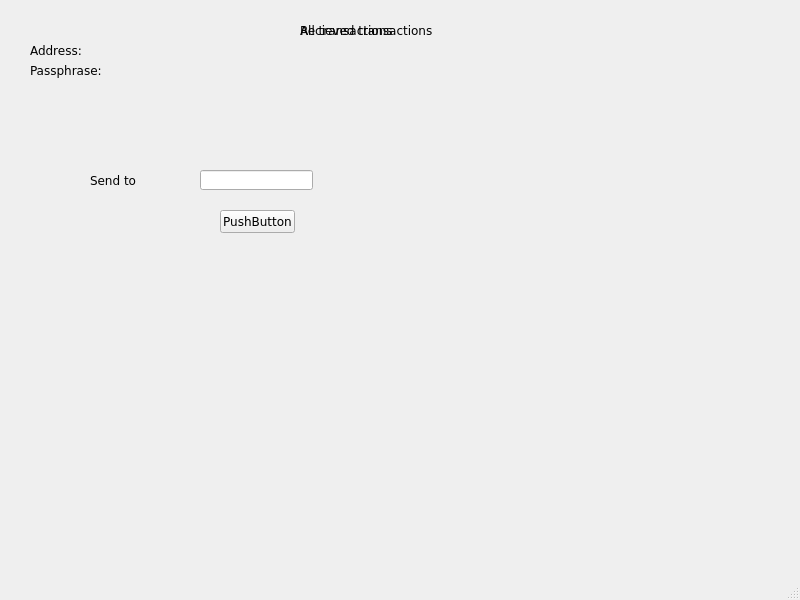
This is client/gui/mainwindow.ui in TemplateName56/Blockchain_Wallet as Qt 5 draws it before an edit. The edited form follows.
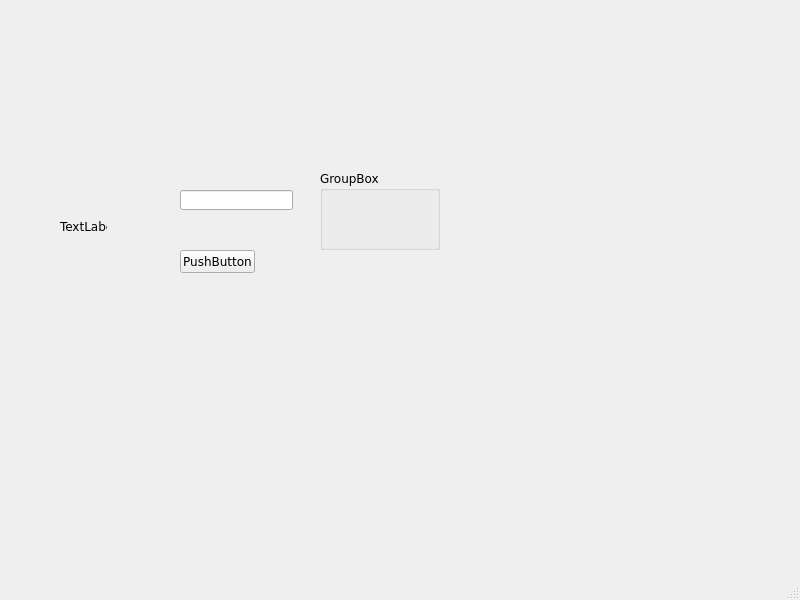
This is the edited form. The open tabs and pages were chosen to show the change.

What changed in the file:
```diff
--- a/client/gui/mainwindow.ui
+++ b/client/gui/mainwindow.ui
@@ -19,10 +19,7 @@
    <string>MainWindow</string>
   </property>
   <widget class="QWidget" name="centralwidget">
-   <widget class="QWidget" name="sendWidget" native="true">
-    <property name="enabled">
-     <bool>true</bool>
-    </property>
+   <widget class="QStackedWidget" name="stackedWidget">
     <property name="geometry">
      <rect>
       <x>0</x>
@@ -31,101 +28,12 @@
       <height>600</height>
      </rect>
     </property>
-    <widget class="QLineEdit" name="lineEdit">
-     <property name="geometry">
-      <rect>
-       <x>200</x>
-       <y>170</y>
-       <width>113</width>
-       <height>20</height>
-      </rect>
-     </property>
-     <property name="text">
-      <string/>
-     </property>
-    </widget>
-    <widget class="QPushButton" name="pushButton">
-     <property name="geometry">
-      <rect>
-       <x>220</x>
-       <y>210</y>
-       <width>75</width>
-       <height>23</height>
-      </rect>
-     </property>
-     <property name="text">
-      <string>PushButton</string>
-     </property>
-    </widget>
-    <widget class="QLabel" name="label">
-     <property name="geometry">
-      <rect>
-       <x>90</x>
-       <y>170</y>
-       <width>60</width>
-       <height>20</height>
-      </rect>
-     </property>
-     <property name="text">
-      <string>Send to</string>
-     </property>
-    </widget>
-   </widget>
-   <widget class="QWidget" name="mainWidget" native="true">
-    <property name="enabled">
-     <bool>true</bool>
-    </property>
-    <property name="geometry">
-     <rect>
-      <x>0</x>
-      <y>0</y>
-      <width>800</width>
-      <height>600</height>
-     </rect>
-    </property>
-    <widget class="QLabel" name="addresslabel">
-     <property name="geometry">
-      <rect>
-       <x>30</x>
-       <y>40</y>
-       <width>60</width>
-       <height>20</height>
-      </rect>
-     </property>
-     <property name="sizePolicy">
-      <sizepolicy hsizetype="Fixed" vsizetype="Fixed">
-       <horstretch>0</horstretch>
-       <verstretch>0</verstretch>
-      </sizepolicy>
-     </property>
-     <property name="text">
-      <string>Address:</string>
-     </property>
-    </widget>
-    <widget class="QLabel" name="walletAddressLabel">
-     <property name="geometry">
-      <rect>
-       <x>100</x>
-       <y>40</y>
-       <width>250</width>
-       <height>20</height>
-      </rect>
-     </property>
-     <property name="sizePolicy">
-      <sizepolicy hsizetype="Fixed" vsizetype="Fixed">
-       <horstretch>0</horstretch>
-       <verstretch>0</verstretch>
-      </sizepolicy>
-     </property>
-     <property name="text">
-      <string/>
-     </property>
-    </widget>
+    <widget class="QWidget" name="mainWidget">
     <widget class="QLabel" name="keylabel">
      <property name="geometry">
       <rect>
-       <x>30</x>
-       <y>60</y>
+        <x>20</x>
+        <y>40</y>
        <width>100</width>
        <height>20</height>
       </rect>
@@ -134,11 +42,30 @@
       <string>Passphrase:</string>
      </property>
     </widget>
+     <widget class="QLabel" name="walletAddressLabel">
+      <property name="geometry">
+       <rect>
+        <x>90</x>
+        <y>20</y>
+        <width>250</width>
+        <height>20</height>
+       </rect>
+      </property>
+      <property name="sizePolicy">
+       <sizepolicy hsizetype="Fixed" vsizetype="Fixed">
+        <horstretch>0</horstretch>
+        <verstretch>0</verstretch>
+       </sizepolicy>
+      </property>
+      <property name="text">
+       <string/>
+      </property>
+     </widget>
     <widget class="QLabel" name="walletKeyLabel">
      <property name="geometry">
       <rect>
-       <x>120</x>
-       <y>60</y>
+        <x>110</x>
+        <y>40</y>
        <width>250</width>
        <height>20</height>
       </rect>
@@ -147,24 +74,83 @@
       <string/>
      </property>
     </widget>
-   </widget>
-   <widget class="QWidget" name="recieveWidget" native="true">
-    <property name="enabled">
-     <bool>true</bool>
-    </property>
+     <widget class="QLabel" name="addresslabel">
+      <property name="geometry">
+       <rect>
+        <x>20</x>
+        <y>20</y>
+        <width>60</width>
+        <height>20</height>
+       </rect>
+      </property>
+      <property name="sizePolicy">
+       <sizepolicy hsizetype="Fixed" vsizetype="Fixed">
+        <horstretch>0</horstretch>
+        <verstretch>0</verstretch>
+       </sizepolicy>
+      </property>
+      <property name="text">
+       <string>Address:</string>
+      </property>
+     </widget>
+    </widget>
+    <widget class="QWidget" name="sendWidget">
+     <widget class="QLabel" name="label">
+      <property name="geometry">
+       <rect>
+        <x>60</x>
+        <y>220</y>
+        <width>47</width>
+        <height>13</height>
+       </rect>
+      </property>
+      <property name="text">
+       <string>TextLabel</string>
+      </property>
+     </widget>
+     <widget class="QPushButton" name="pushButton">
     <property name="geometry">
      <rect>
-      <x>0</x>
-      <y>0</y>
-      <width>800</width>
-      <height>600</height>
-     </rect>
-    </property>
+        <x>180</x>
+        <y>250</y>
+        <width>75</width>
+        <height>23</height>
+       </rect>
+      </property>
+      <property name="text">
+       <string>PushButton</string>
+      </property>
+     </widget>
+     <widget class="QGroupBox" name="groupBox">
+      <property name="geometry">
+       <rect>
+        <x>320</x>
+        <y>170</y>
+        <width>120</width>
+        <height>80</height>
+       </rect>
+      </property>
+      <property name="title">
+       <string>GroupBox</string>
+      </property>
+     </widget>
+     <widget class="QLineEdit" name="lineEdit">
+      <property name="geometry">
+       <rect>
+        <x>180</x>
+        <y>190</y>
+        <width>113</width>
+        <height>20</height>
+       </rect>
+      </property>
+     </widget>
+    </widget>
+    <widget class="QWidget" name="recieveWidget">
     <widget class="QLabel" name="label_2">
      <property name="geometry">
       <rect>
-       <x>300</x>
-       <y>20</y>
+        <x>290</x>
+        <y>10</y>
        <width>150</width>
        <height>20</height>
       </rect>
@@ -180,23 +166,12 @@
      </property>
     </widget>
    </widget>
-   <widget class="QWidget" name="transactionsWidget" native="true">
-    <property name="enabled">
-     <bool>true</bool>
-    </property>
+    <widget class="QWidget" name="transactionsWidget">
+     <widget class="QLabel" name="label_6">
     <property name="geometry">
      <rect>
-      <x>0</x>
-      <y>0</y>
-      <width>800</width>
-      <height>600</height>
-     </rect>
-    </property>
-    <widget class="QLabel" name="label_4">
-     <property name="geometry">
-      <rect>
-       <x>300</x>
-       <y>20</y>
+        <x>270</x>
+        <y>10</y>
        <width>150</width>
        <height>20</height>
       </rect>
@@ -204,6 +179,7 @@
      <property name="text">
       <string>All transactions</string>
      </property>
+     </widget>
     </widget>
    </widget>
   </widget>
```
Lines whose indentation alone changed are shown as unchanged.
